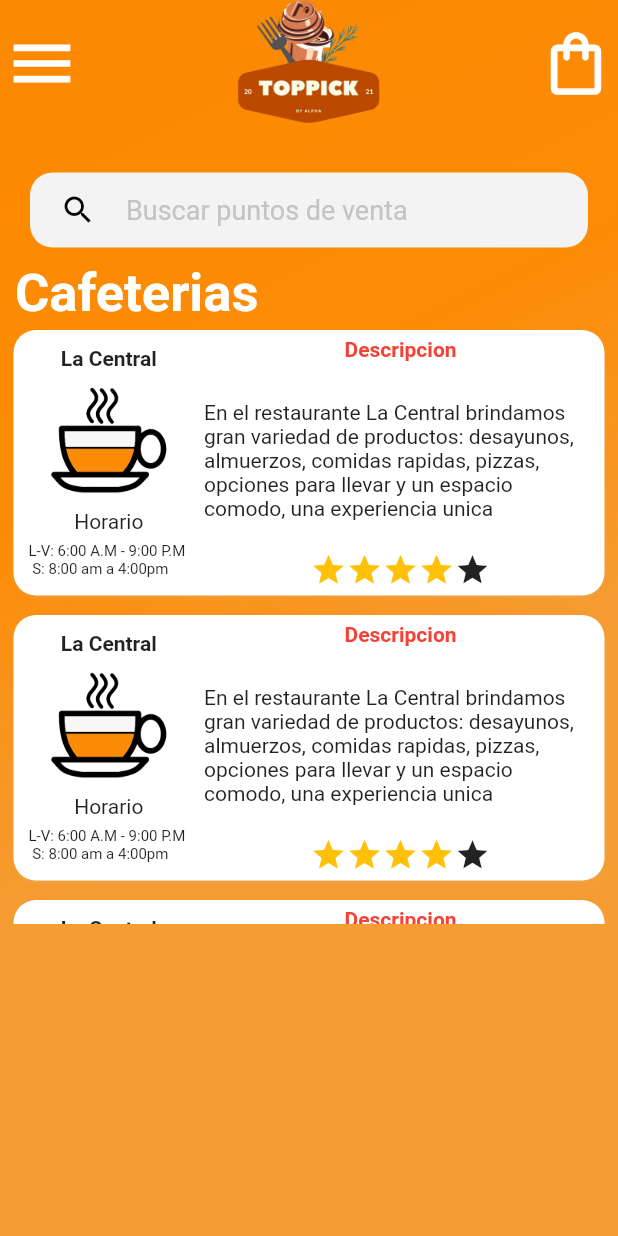
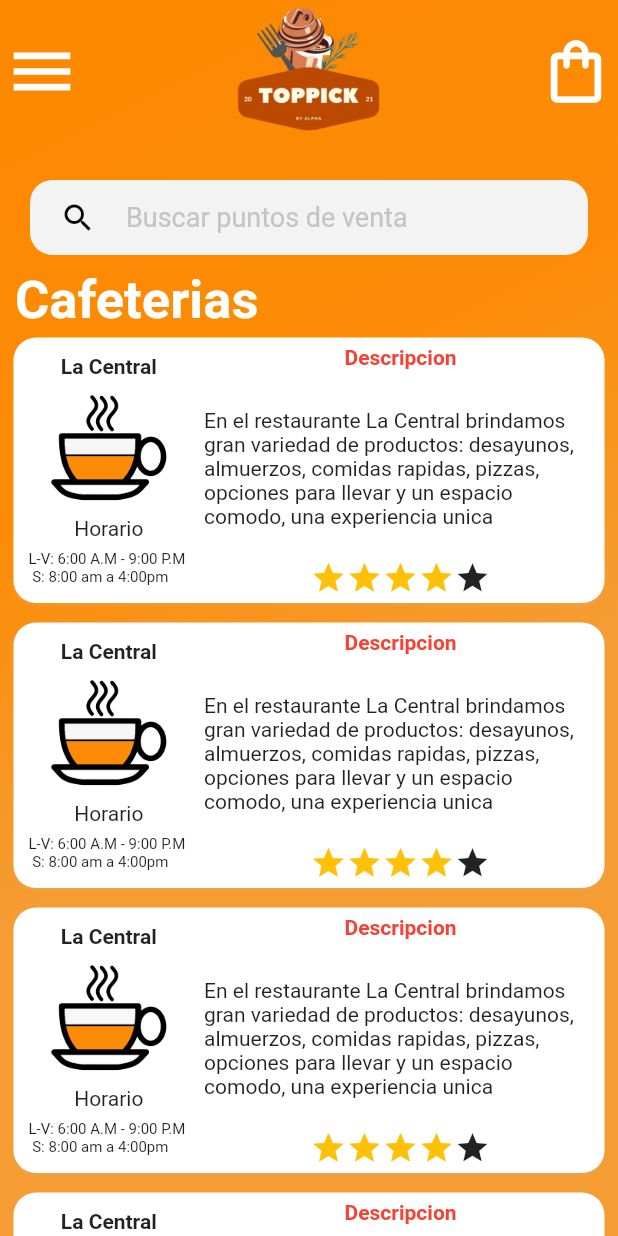
Before and after one commit to IngeSoft202110/Toppick, a Flutter app: the ShopCategoryList screen opened directly, after a tap on "Cafeterias", on a phone screen of 412 x 824 dp. Run offline on Flutter 3.47's test engine with Material 2 defaults, Android fonts, the phone set to English and light mode, and no system bars.

Commit message:
Responsive bug fixed

```diff
--- a/Toppick_App/lib/Shops/UserInterfaces/home_shop.dart
+++ b/Toppick_App/lib/Shops/UserInterfaces/home_shop.dart
@@ -1,3 +1,4 @@
+import 'package:Toppick_App/GeneralUserInterfaces/search_bar_button.dart';
 import 'package:Toppick_App/Shops/Models/tienda.dart';
 import 'package:Toppick_App/GeneralUserInterfaces/header.dart';
 import 'package:flutter/material.dart';
@@ -9,8 +10,9 @@ class HomeShop extends StatelessWidget {
   final Tienda selectedShop;
   @override
   Widget build(BuildContext context) {
-    final fusionBody = Column(
-      children: [Header(), HomeShopCard(this.selectedShop)],
+    final fusionBody = Container(
+        child: ListView(children: <Widget>[Header(), SearchButton("Buscar tienda", 2), HomeShopCard(this.selectedShop)],
+      )
     );
 
     return Scaffold(
--- a/Toppick_App/lib/Shops/UserInterfaces/shopcategorylist.dart
+++ b/Toppick_App/lib/Shops/UserInterfaces/shopcategorylist.dart
@@ -100,6 +100,22 @@ List<Tienda> filterShops(List<Tienda> shops, String category){
   return filtered;
 }
 
+List<Widget> buildCategoriesCard(BuildContext context){
+  List<Widget> results = [];
+  for(int i = 0; i < categories.length; i++){
+    results.add(GestureDetector(
+      onTap: (){
+        List<Tienda> filtered = filterShops(storeList, categories[i]);
+        Navigator.push(context, MaterialPageRoute(builder: (context)=> ShopList(categories[i], logoPahts[i], filtered)));
+      },
+      child: Padding(
+        padding: const EdgeInsets.only(left:5.0, right: 5.0, bottom: 5.0),
+        child: ShopCategoryCard(categories[i], descriptions[i], logoPahts[i]),
+      ),
+    ));
+  }
+  return results;
+}
 class ShopCategoryList extends StatelessWidget {
   @override
   Widget build(BuildContext context) {
@@ -107,7 +123,11 @@ class ShopCategoryList extends StatelessWidget {
       body: Stack(
         children: <Widget>[
           Gradiant(),
-          Column(
+          Container(
+            margin: EdgeInsets.only(top: 5.0),
+            height: MediaQuery.of(context).size.height,
+            width: double.infinity,
+            child: ListView(
               children: <Widget>[
                 Header(),
                 SearchButton("Buscar puntos de venta", 2),
@@ -115,25 +135,14 @@ class ShopCategoryList extends StatelessWidget {
                   padding: const EdgeInsets.only(top: 20.0),
                   child: ListMainText("Escoge", "Tu forma de comer"),
                 ),
+                Column(
+                  children: buildCategoriesCard(context),
+                ),
                 SizedBox(
-                height: 350,
-                child:ListView.builder(
-                  itemCount: categories.length,
-                  itemBuilder: (BuildContext context, int index){
-                    return GestureDetector(
-                      onTap: (){
-                        List<Tienda> filtered = filterShops(storeList, categories[index]);
-                        Navigator.push(context, MaterialPageRoute(builder: (context)=> ShopList(categories[index], logoPahts[index], filtered)));
-                      },
-                      child: Padding(
-                        padding: const EdgeInsets.only(left:5.0, right: 5.0, bottom: 5.0),
-                        child: ShopCategoryCard(categories[index], descriptions[index], logoPahts[index]),
+                  height: 10,
                 ),
-                    );
-                  }
+              ]
             ),
-              ),
-            ],
           ),
         ]
       )
--- a/Toppick_App/lib/Shops/UserInterfaces/shoplits.dart
+++ b/Toppick_App/lib/Shops/UserInterfaces/shoplits.dart
@@ -11,13 +11,33 @@ class ShopList extends StatelessWidget {
   final String category;
   final String categoryImagePath;
   final List<Tienda> stores;
+
+  List<Widget> buildShopCards(BuildContext context){
+    List<Widget> result = [];
+    for(int i = 0; i < this.stores.length; i++){
+      result.add(Padding(
+          padding: const EdgeInsets.only(left:5.0, right: 5.0, bottom: 5.0),
+          child: GestureDetector(
+            onTap: () => Navigator.push(context, MaterialPageRoute(builder: (context)=> HomeShop(this.stores[i]))),
+            child: ShopCard(this.stores[i], this.categoryImagePath)
+          ),
+        )
+      );
+    }
+    return result;
+  }
+
   @override
   Widget build(BuildContext context) {
     return Scaffold(
       body: Stack(
         children: <Widget>[
           Gradiant(),
-          Column(
+          Container(
+            margin: EdgeInsets.only(top: 5.0),
+            height: MediaQuery.of(context).size.height,
+            width: double.infinity,
+            child: ListView(
               children: <Widget>[
                 Header(),
                 SearchButton("Buscar puntos de venta", 2),
@@ -28,22 +48,11 @@ class ShopList extends StatelessWidget {
                     child: Text(this.category, style: TextStyle(color: Colors.white, fontSize: 35, fontWeight: FontWeight.bold)),
                   ),
                 ),
-              SizedBox(
-                height: 400,
-                child: ListView.builder(
-                  itemCount: this.stores.length,
-                  itemBuilder: (BuildContext context, int index){
-                    return Padding(
-                      padding: const EdgeInsets.only(left:5.0, right: 5.0, bottom: 5.0),
-                      child: GestureDetector(
-                        onTap: () => Navigator.push(context, MaterialPageRoute(builder: (context)=> HomeShop(this.stores[index]))),
-                        child: ShopCard(this.stores[index], this.categoryImagePath)
+                Column(
+                  children: buildShopCards(context),
+                )
+              ],
             ),
-                    );
-                  }
-                ),
-              ),
-            ],
           ),
         ],
       ),
```
Also changed, not shown: Toppick_App/lib/Products/UserInterfaces/productlist.dart (+33 -30 lines), Toppick_App/lib/Shops/UserInterfaces/home_shop_card.dart (+4 -5 lines), Toppick_App/lib/Users/UserInterfaces/home_card_list.dart (+14 -4 lines), Toppick_App/lib/Users/UserInterfaces/home_screen.dart (+1 -8 lines). Lines whose indentation alone changed are shown as unchanged.
